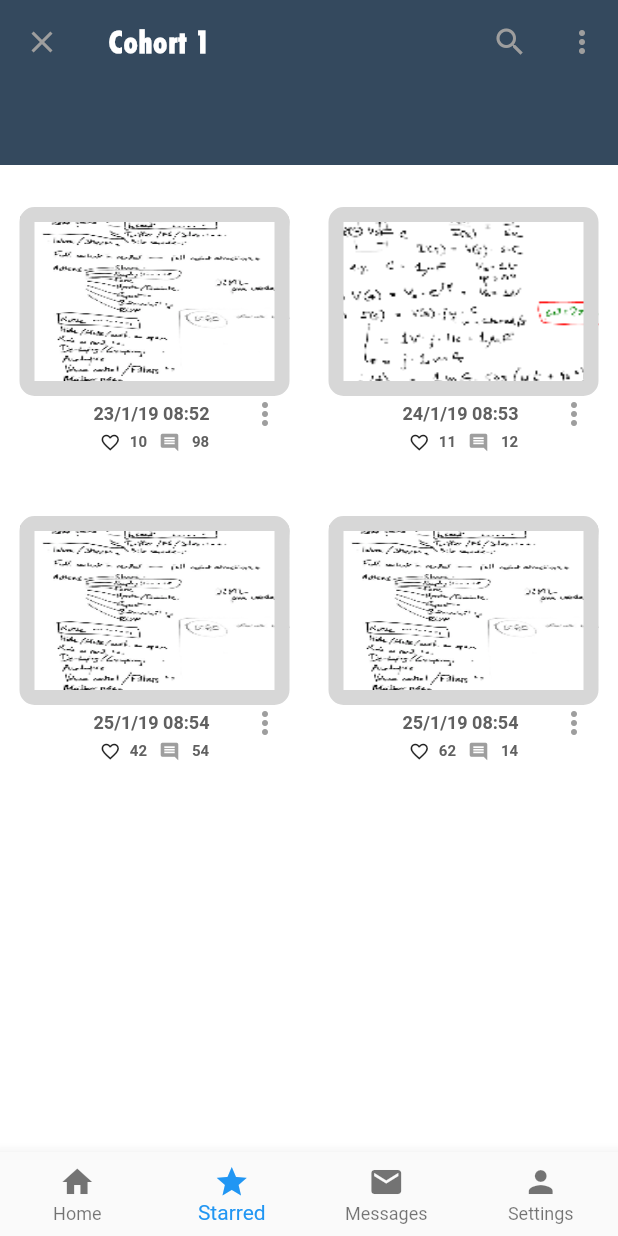
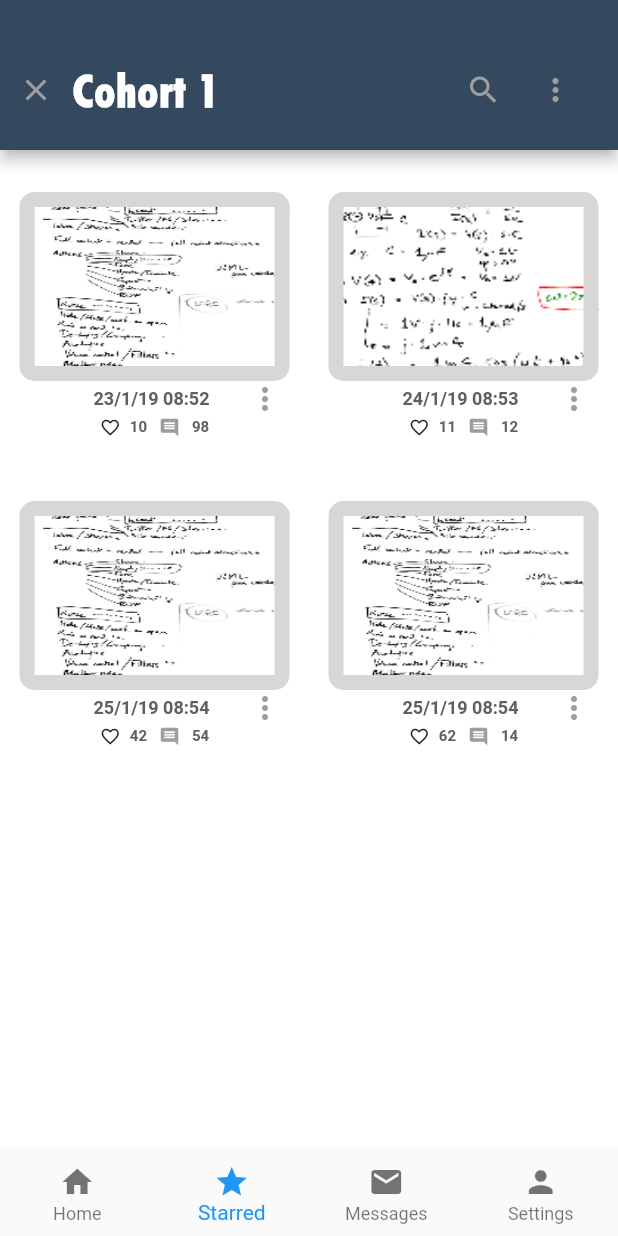
Before and after one commit to boardify-sutd/boardify_front_end_main, a Flutter app: the screen it shows after launch, item 2 of the bottom bar chosen, on a phone screen of 412 x 824 dp. Run offline on Flutter 3.47's test engine with Material 2 defaults, Android fonts, the phone set to English and light mode, and no system bars; Roboto replaces fonts that are missing (QuickSand).

Commit message:
app bar with menu and space

```diff
--- a/lib/pages/page2.dart
+++ b/lib/pages/page2.dart
@@ -7,6 +7,15 @@ class Pagetwo extends StatefulWidget{
 }
 
 class _Pagetwo extends State<Pagetwo>{
+
+  Choice _selectedChoice = choices[0]; // The app's "state".
+
+  void _select(Choice choice) {
+    // Causes the app to rebuild with the new _selectedChoice.
+    setState(() {
+      _selectedChoice = choice;
+    });
+  }
 
   final GlobalKey<ScaffoldState> _scaffoldKey = new GlobalKey<ScaffoldState>();
 
@@ -46,20 +55,33 @@ class _Pagetwo extends State<Pagetwo>{
       key: _scaffoldKey,
       backgroundColor: Colors.white,
       appBar: PreferredSize(
-          preferredSize: Size.fromHeight(110.0), // here the desired height
+        preferredSize: Size.fromHeight(100.0),
         child: AppBar(
-            automaticallyImplyLeading: true,
-            title: const Text('Cohort 1',
+          backgroundColor: Color(getColorHexFromStr("#34495E")),
+          automaticallyImplyLeading: false, // hides leading widget
+          flexibleSpace: new Container(
+            child: Column(
+              mainAxisAlignment: MainAxisAlignment.center,
+              children: <Widget>[
+                SizedBox(height:20.0),
+                Row(
+                  children: <Widget>[
+                    IconButton(
+                      icon: Icon(Icons.clear, color: Colors.grey),
+                      onPressed: null, //() {
+                        //_select(choices[1]);
+                      //},
+                    ),
+                    const Text('Cohort 1',
                       style: TextStyle(
                           color: Colors.white,
-                  fontSize: 20.0,
+                          fontSize: 30.0,
                           fontFamily: 'Futura',
                           fontWeight: FontWeight.bold,
                           letterSpacing: 1.0,
                       ),
                     ),
-        actions: <Widget>[
-          // action button
+                    SizedBox(width: MediaQuery.of(context).size.width/2.7,),
                     IconButton(
                       icon: Icon(Icons.search, color: Colors.grey),
                       onPressed: null,//() {
@@ -67,11 +89,30 @@ class _Pagetwo extends State<Pagetwo>{
                       //},
                     ),
                     // action button
-          IconButton(
-            icon: Icon(Icons.more_vert, color: Colors.grey),
-            onPressed: null, //() {
-              //_select(choices[1]);
-            //},
+                    // IconButton(
+                    //   icon: Icon(Icons.more_vert, color: Colors.grey),
+                    //   onPressed: null, //() {
+                    //     //_select(choices[1]);
+                    //   //},
+                    // ),
+                    PopupMenuButton<Choice>(
+                      icon: new Icon(Icons.more_vert, color: Colors.grey),
+                      onSelected: _select,
+                      itemBuilder: (BuildContext context) {
+                        return choices.skip(2).map((Choice choice) {
+                          return PopupMenuItem<Choice>(
+                            value: choice,
+                            child: Text(choice.title),
+                          );
+                        }).toList();
+                      },
+                    ),
+                  ],
+                )
+              ],
+            ),
+          ),
+        )
       ),
       // // overflow menu
       // PopupMenuButton<Choice>(
@@ -85,14 +126,6 @@ class _Pagetwo extends State<Pagetwo>{
       //     }).toList();
       //   },
       // ),
-        ],
-        backgroundColor: Color(getColorHexFromStr("#34495E")),
-            elevation: 0.0,
-          leading: IconButton(
-            icon: Icon(Icons.clear, color: Colors.grey),
-          ),
-          )
-        ),
       body:
       OrientationBuilder(
         builder: (context, orientation) {
@@ -198,3 +231,43 @@ class _Pagetwo extends State<Pagetwo>{
     );
   }
 }
+
+class Choice {
+  const Choice({this.title, this.icon});
+
+  final String title;
+  final IconData icon;
+}
+
+const List<Choice> choices = const <Choice>[
+  const Choice(title: 'Car', icon: Icons.directions_car),
+  const Choice(title: 'Bicycle', icon: Icons.directions_bike),
+  const Choice(title: 'Boat', icon: Icons.directions_boat),
+  const Choice(title: 'Bus', icon: Icons.directions_bus),
+  const Choice(title: 'Train', icon: Icons.directions_railway),
+  const Choice(title: 'Walk', icon: Icons.directions_walk),
+];
+
+class ChoiceCard extends StatelessWidget {
+  const ChoiceCard({Key key, this.choice}) : super(key: key);
+
+  final Choice choice;
+
+  @override
+  Widget build(BuildContext context) {
+    final TextStyle textStyle = Theme.of(context).textTheme.display1;
+    return Card(
+      color: Colors.white,
+      child: Center(
+        child: Column(
+          mainAxisSize: MainAxisSize.min,
+          crossAxisAlignment: CrossAxisAlignment.center,
+          children: <Widget>[
+            Icon(choice.icon, size: 128.0, color: textStyle.color),
+            Text(choice.title, style: textStyle),
+          ],
+        ),
+      ),
+    );
+  }
+}
```
Lines whose indentation alone changed are shown as unchanged.
